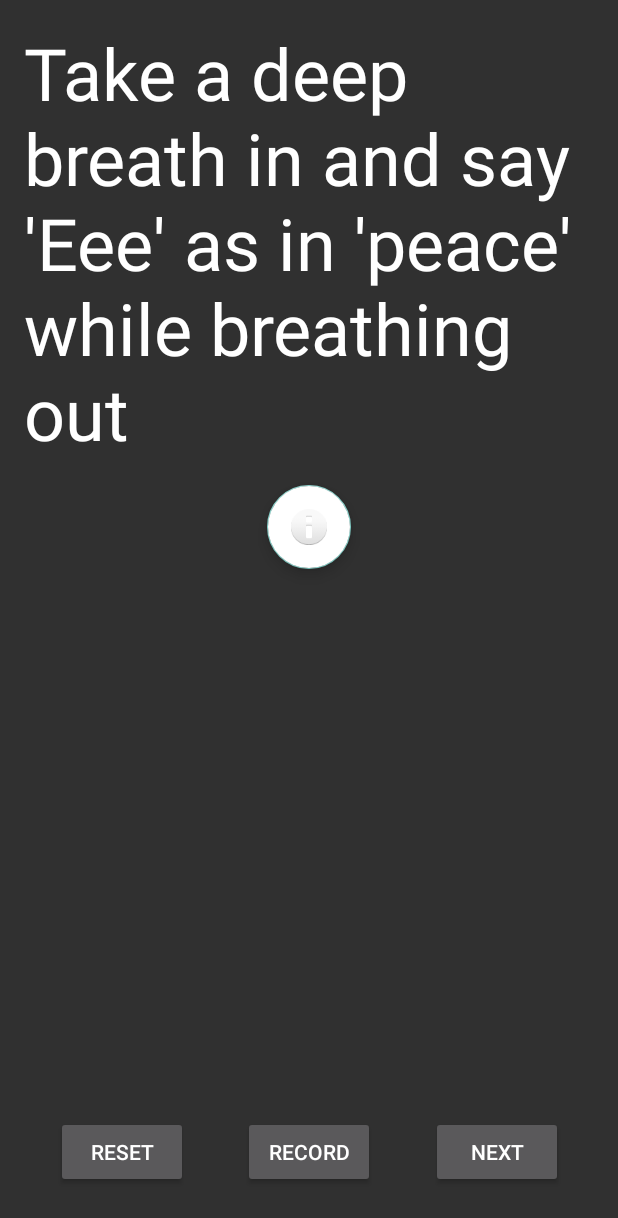
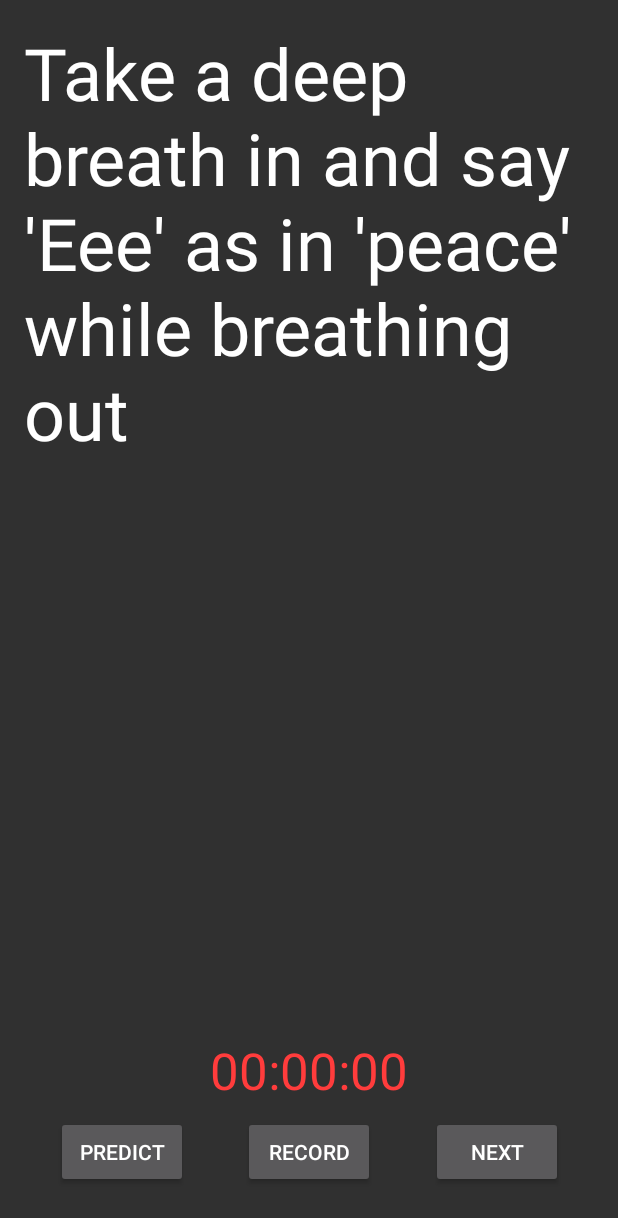
Before and after one commit to vaguebrownfox/asquire-filip, an Android app: the RecordActivity screen opened directly, with no data from a screen before it, on a phone screen of 412 x 824 dp. Shown: the top 1218 px of the screen. Run offline under Robolectric (Android 15) with nearby library versions, the phone set to English and light mode, and no system bars; 4 statements that could not run were skipped.

Commit message:
psdprediction - preflow

```diff
--- a/asquire/src/main/java/aashi/fiaxco/asquirefilip0x08/RecordActivity.java
+++ b/asquire/src/main/java/aashi/fiaxco/asquirefilip0x08/RecordActivity.java
@@ -14,30 +14,44 @@ import android.media.AudioManager;
 import android.os.Bundle;
 import android.util.Log;
 import android.widget.Button;
+import android.widget.TextView;
 import android.widget.Toast;
 
+import com.google.android.material.floatingactionbutton.FloatingActionButton;
 import com.google.firebase.FirebaseApp;
 
 import java.io.File;
 import java.io.FileOutputStream;
 import java.io.IOException;
 import java.io.InputStream;
+import java.util.Arrays;
 import java.util.HashMap;
 
 import aashi.fiaxco.asquirefilip0x08.audioengine.AsqEngine;
 import aashi.fiaxco.asquirefilip0x08.audioengine.AsqViewModel;
 import aashi.fiaxco.asquirefilip0x08.audioengine.AudioService;
 import aashi.fiaxco.asquirefilip0x08.audioengine.UploadService;
+import aashi.fiaxco.asquirefilip0x08.stuff.Stimulus;
+import aashi.fiaxco.asquirefilip0x08.stuff.Timer;
 
-public class RecordActivity extends AppCompatActivity {
+public class RecordActivity extends AppCompatActivity implements Timer.MessageConstants {
 
 	private static final String TAG = RecordActivity.class.getName();
 	private static final int AUDIO_EFFECT_REQUEST = 666;
 
 	Button recordButton, nextButton, optionButton;
+	FloatingActionButton info;
+	TextView stimulusTv, predictionTv;
 
 	private static final String[] mModels = {"cough.model"};
-	private HashMap<String, String> mModelCacheFiles;
+	private final HashMap<String, String> mModelCacheFiles = new HashMap<>();
+	private String[] mStimulus;
+	private int mNStimuli = 0;
+	private String mUserID;
+
+
+	// Timer
+	private Timer.TimerHandler mTimerHandler;
 
 	//Service - Audio
 	private AudioService mAudService;
@@ -52,23 +66,35 @@ public class RecordActivity extends AppCompatActivity {
 		super.onCreate(savedInstanceState);
 		setContentView(R.layout.activity_record);
 
-		// Buttons ID
+		Intent pIntent = getIntent();
+		mUserID = pIntent.getStringExtra(UserIDActivity.USER_ID);
+
+		// Buttons ID & Views
 		{
 			recordButton = findViewById(R.id.control_button_record);
 			nextButton = findViewById(R.id.control_button_next);
 			optionButton = findViewById(R.id.control_button_options);
+			info = findViewById(R.id.button_info);
+			stimulusTv = findViewById(R.id.task_frag_description_tv);
+			predictionTv = findViewById(R.id.prediction_textView);
 		}
-		mModelCacheFiles = new HashMap<>();
+
+		// Timer
+		Timer mTimer = new Timer();
+		mTimerHandler = new Timer.TimerHandler(this, mTimer);
+
+		// Stimulus
+		mStimulus = Stimulus.getStimulus();
+		Log.d(TAG, "onCreate: " + Arrays.toString(mStimulus));
+
 		// Initialize stuff
 		setObservers();
-		cacheModelFiles();
 
 		// Button functions
 		recordButton.setOnClickListener(view -> recordFunction());
 		nextButton.setOnClickListener(view -> nextFunction());
 		optionButton.setOnClickListener(view -> optionFunction());
-
-
+		info.setOnClickListener(view -> clearCache());
 
 	}
 
@@ -93,6 +119,7 @@ public class RecordActivity extends AppCompatActivity {
 			optionButton.setEnabled(!isRec);
 			recordButton.setEnabled(false);
 			recordButton.postDelayed(() -> recordButton.setEnabled(true), 1000);
+			mTimerHandler.sendEmptyMessage(isRec ? MSG_START_TIMER : MSG_STOP_TIMER);
 
 		});
 
@@ -142,6 +169,7 @@ public class RecordActivity extends AppCompatActivity {
 				requestRecordPermission();
 				return;
 			}
+			mAudService.mUserId = mUserID;
 			mAudService.function();
 			mAsqViewModel.setIsRecording(mAudService.isRecording);
 		} else {
@@ -155,23 +183,48 @@ public class RecordActivity extends AppCompatActivity {
 			if (mAudService.recordDone) {
 				mUploadService.uploadData(mAudService.RecFilePath, mAudService.RecFilename);
 				mAudService.recordDone = false;
+				mPredicted = false;
+				predictionTv.setText("");
+				mTimerHandler.sendEmptyMessage(MSG_RESET_TIMER);
+				stimulusTv.setText(mStimulus[mNStimuli]);
+				mNStimuli = ++mNStimuli % mStimulus.length;
+
 			} else {
 				makeToast("Recording not finished!");
 			}
 		}
 	}
 
+	private boolean mPredicted = false;
 	private void optionFunction() {
-		String optionFunction = "predict";
-		optionButton.setText(optionFunction);
+		if (mAudService.recordDone && !mPredicted) {
+			int op = AsqEngine.asqPredict(mModelCacheFiles.get(mModels[0]));
+//			mAudService.recordDone = false;
+			String res = op > 0 ? "Asthma vibes" : "No Asthma vibes";
+			optionButton.setEnabled(false);
+			optionButton.postDelayed(() -> {
+				predictionTv.setText(res);
+				optionButton.setEnabled(true);
+				mPredicted = true;
+			}, 2000);
 
-
-		AsqEngine.asqPredict(mModelCacheFiles.get(mModels[0]));
+		} else {
+			makeToast("You have to record first");
+		}
 
 		Log.d(TAG, "onCreate: prediction done?");
 	}
 
-
+	private void clearCache() {
+		File[] files = getCacheDir().listFiles();
+		if (files != null) {
+			for (File f : files) {
+				boolean res = f.delete();
+				if (res) Log.d(TAG, "onStart: deleted file " + f.getName());
+			}
+		}
+		cacheModelFiles();
+	}
 
 
 	@Override
@@ -205,6 +258,8 @@ public class RecordActivity extends AppCompatActivity {
 	protected void onStart() {
 		super.onStart();
 		setVolumeControlStream(AudioManager.STREAM_MUSIC);
+
+		cacheModelFiles();
 	}
 	@Override
 	protected void onStop() {
--- a/asquire/src/main/java/aashi/fiaxco/asquirefilip0x08/audioengine/AsqEngine.java
+++ b/asquire/src/main/java/aashi/fiaxco/asquirefilip0x08/audioengine/AsqEngine.java
@@ -36,5 +36,5 @@ public enum AsqEngine {
 		native_setDefaultStreamValues(defaultSampleRate, defaultFramesPerBurst);
 	}
 
-	public static native void asqPredict(String modelFilePath);
+	public static native int asqPredict(String modelFilePath);
 }
--- a/asquire/src/main/java/aashi/fiaxco/asquirefilip0x08/audioengine/AudioService.java
+++ b/asquire/src/main/java/aashi/fiaxco/asquirefilip0x08/audioengine/AudioService.java
@@ -26,6 +26,7 @@ public class AudioService extends Service {
 	public String RecFilePath;
 	public String RecFilename;
 
+	public String mUserId;
 
 	public AudioService() {
 	}
@@ -86,7 +87,7 @@ public class AudioService extends Service {
 
 		Random rand = new Random();
 		int id = rand.nextInt(2000);
-		RecFilename = "myWavFile_" + Build.DEVICE + "_"
+		RecFilename = mUserId + "_" + Build.DEVICE + "_"
 								   + Build.PRODUCT + "_"
 								   + Build.HARDWARE + "_"
 								   + Build.MANUFACTURER+ "_"
--- a/asquire/src/main/java/aashi/fiaxco/asquirefilip0x08/audioengine/UploadService.java
+++ b/asquire/src/main/java/aashi/fiaxco/asquirefilip0x08/audioengine/UploadService.java
@@ -27,8 +27,6 @@ public class UploadService extends Service {
 	FirebaseStorage storage;
 
 	StorageReference data0x00Ref;
-
-
 
 	public UploadService() {
 	}
--- /dev/null
+++ b/asquire/src/main/java/aashi/fiaxco/asquirefilip0x08/stuff/Stimulus.java
@@ -0,0 +1,47 @@
+package aashi.fiaxco.asquirefilip0x08.stuff;
+
+public class Stimulus {
+
+	private static final String[] mStimulus = new String[] {
+
+			"Please take a deep breath three times",
+			"Please take force breath 2 times",
+			"Please cough 3 times",
+			"Take a deep breath in and say 'Aaa' as in 'Basket'  while breathing out",
+			"Take a deep breath in and say 'Ooo' as in 'Horrible'  while breathing out",
+			"Take a deep breath in and say 'Eee' as in 'peace'  while breathing out",
+			"Take a deep breath in and say 'Sss' as in 'Shakira'  while breathing out",
+			"Take a deep breath in and say 'Uuu' as in 'You'  while breathing out",
+			"Take a deep breath in and say 'Zzz' as in 'Fuzz' while breathing out",
+			"Take a deep breath in and say 'Yee' as in 'Yeah'  while breathing out"
+
+	};
+
+	public static String[] getStimulus() {
+		return mStimulus;
+	}
+
+}
+/*
+		1. Please take a deep breath three times
+
+		2. Please take force breath 2 times
+
+		3. Please cough 3 times.
+
+		4. Take a deep breath in and say 'Aaa' as in 'Basket'  while breathing out.
+
+		5. Take a deep breath in and say 'Ooo' as in 'Horrible'  while breathing out.
+
+		6. Take a deep breath in and say 'Eee' as in 'peace'  while breathing out.
+
+		7. Take a deep breath in and say 'Sss' as in 'Shakira'  while breathing out.
+
+		8. Take a deep breath in and say 'Uuu' as in 'You'  while breathing out.
+
+		9. Take a deep breath in and say 'Zzz' as in 'Fuzz' while breathing out.
+
+		10. Take a deep breath in and say 'Yee' as in 'Yeeah'  while breathing out.
+
+
+*/
--- a/asquire/src/main/java/aashi/fiaxco/asquirefilip0x08/webview/SurveyWebView.java
+++ b/asquire/src/main/java/aashi/fiaxco/asquirefilip0x08/stuff/SurveyWebView.java
@@ -1,4 +1,4 @@
-package aashi.fiaxco.asquirefilip0x08.webview;
+package aashi.fiaxco.asquirefilip0x08.stuff;
 
 import android.content.Intent;
 import android.net.Uri;
--- a/asquire/src/main/res/layout/activity_record.xml
+++ b/asquire/src/main/res/layout/activity_record.xml
@@ -27,6 +27,7 @@
 		android:layout_height="wrap_content"
 		android:backgroundTint="@android:color/white"
 		android:contentDescription="@string/info"
+		android:visibility="invisible"
 		android:src="@android:drawable/ic_dialog_info"
 		app:layout_constraintEnd_toEndOf="parent"
 		app:layout_constraintStart_toStartOf="parent"
@@ -55,10 +56,38 @@
 		android:id="@+id/control_button_options"
 		android:layout_width="wrap_content"
 		android:layout_height="wrap_content"
-		android:text="@string/options"
+		android:text="@string/predict"
 		app:layout_constraintBaseline_toBaselineOf="@+id/control_button_record"
 		app:layout_constraintEnd_toStartOf="@+id/control_button_record"
 		app:layout_constraintStart_toStartOf="parent" />
 
+	<TextView
+		android:id="@+id/timer_textview"
+		android:layout_width="match_parent"
+		android:layout_height="wrap_content"
+		android:paddingVertical="8dp"
+		android:text="@string/timer_init"
+		android:textAlignment="center"
+		android:textAppearance="@style/TextAppearance.AppCompat.Display1"
+		android:textColor="#FF3C3C"
+		app:layout_constraintBottom_toTopOf="@+id/control_button_record"
+		app:layout_constraintEnd_toEndOf="parent"
+		app:layout_constraintStart_toStartOf="parent" />
+
+	<TextView
+		android:id="@+id/prediction_textView"
+		android:layout_width="0dp"
+		android:layout_height="wrap_content"
+		android:layout_marginStart="16dp"
+		android:layout_marginEnd="16dp"
+		android:textAppearance="@android:style/TextAppearance.DeviceDefault.Large"
+		android:textAlignment="center"
+		android:fontFamily="sans-serif-medium"
+		android:text=""
+		app:layout_constraintBottom_toTopOf="@+id/timer_textview"
+		app:layout_constraintEnd_toEndOf="parent"
+		app:layout_constraintStart_toStartOf="parent"
+		app:layout_constraintTop_toBottomOf="@+id/button_info" />
+
 
 </androidx.constraintlayout.widget.ConstraintLayout>
--- a/asquire/src/main/res/values/strings.xml
+++ b/asquire/src/main/res/values/strings.xml
@@ -19,4 +19,6 @@
 	<string name="options">Reset</string>
 	<string name="need_record_audio_permission">Gibb permission plss</string>
 	<string name="stop">Stop</string>
+	<string name="timer_init">00:00:00</string>
+	<string name="predict">Predict</string>
 </resources>
```
Also changed, not shown: asquire/src/main/java/aashi/fiaxco/asquirefilip0x08/SurveyActivity.java (+12 -15 lines), asquire/src/main/java/aashi/fiaxco/asquirefilip0x08/stuff/Timer.java (added, +142 -0 lines), 3 other files.
